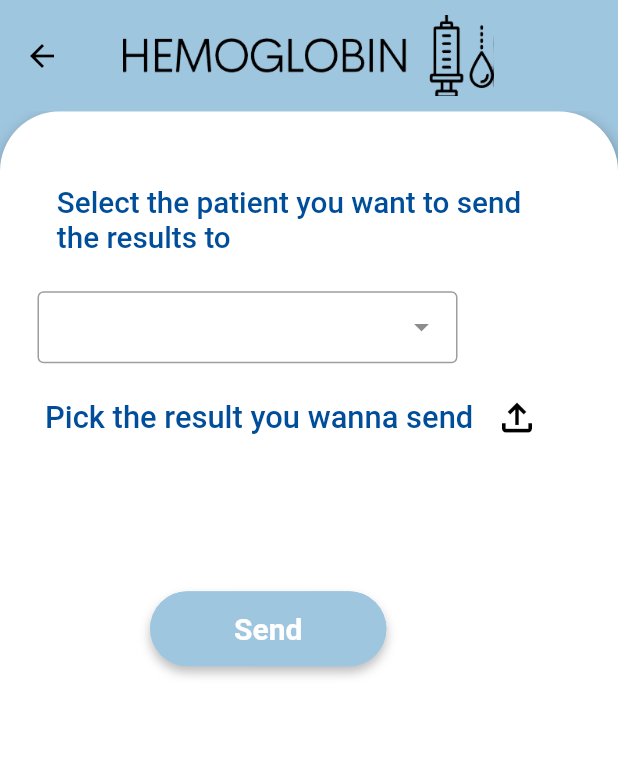
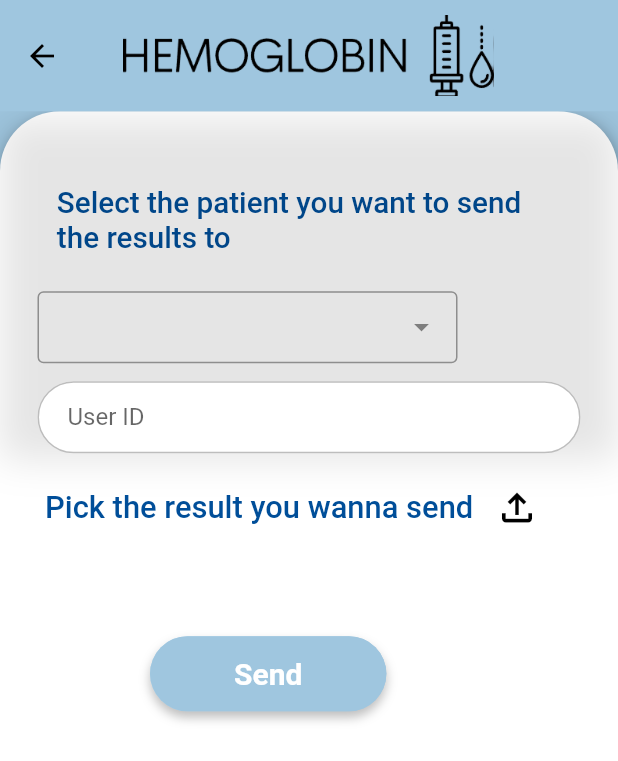
Before and after one commit to aliyaseen2000/grad_project, a Flutter app: the result_page screen opened directly, on a phone screen of 412 x 824 dp. Shown: the top 761 px of the screen. Run offline on Flutter 3.47's test engine with Material 2 defaults, Android fonts, the phone set to English and light mode, and no system bars; drawn by our look-alikes of dropdown_search; our stand-ins replace curved_navigation_bar, file_picker, font_awesome_flutter, google_fonts, hexcolor, image_cropper and 2 more; missing offline and left inert: grad_proj.

Commit message:
Update result.dart

```diff
--- a/lib/pages/admin/result.dart
+++ b/lib/pages/admin/result.dart
@@ -2,10 +2,7 @@ import 'dart:io';
 
 import 'package:dropdown_search/dropdown_search.dart';
 import 'package:flutter/material.dart';
-import 'package:curved_navigation_bar/curved_navigation_bar.dart';
 import 'package:grad_project/pages/admin/admin_home.dart';
-import 'package:intl/intl.dart';
-import 'package:flutter/cupertino.dart';
 import '../../common/theme_helper.dart';
 import 'package:file_picker/file_picker.dart';
 
@@ -20,6 +17,7 @@ class _result_pageState extends State<result_page> {
   var fileName = '';
 
   var path = '';
+  TextEditingController UserID = TextEditingController();
 
   void pick() async {
     try {
@@ -48,8 +46,7 @@ class _result_pageState extends State<result_page> {
     'Ali',
   ];
   String selected_patient = '';
-  TextEditingController searchControler = TextEditingController();
-  double h = 150;
+
   Widget build(BuildContext context) {
     return Scaffold(
       backgroundColor: Color.fromARGB(255, 159, 198, 223),
@@ -130,10 +127,28 @@ class _result_pageState extends State<result_page> {
                   },
                 ),
               ),
+              Container(
+                padding: EdgeInsets.fromLTRB(25, 180, 25, 0),
+                alignment: Alignment.center,
+                child: TextFormField(
+                  controller: UserID,
+                  obscureText: true,
+                  decoration: ThemeHelper()
+                      .textInputDecoration("User ID", "Enter User ID"),
+                  validator: (val) {
+                    if (val!.isEmpty) {
+                      return "Please enter your User ID";
+                    }
+
+                    return null;
+                  },
+                ),
+                decoration: ThemeHelper().inputBoxDecorationShaddow(),
+              ),
               Row(
                 children: [
                   Padding(
-                    padding: EdgeInsets.fromLTRB(30, 180, 0, 0),
+                    padding: EdgeInsets.fromLTRB(30, 240, 0, 0),
                     child: Text(
                       'Pick the result you wanna send ',
                       style: TextStyle(
@@ -144,7 +159,7 @@ class _result_pageState extends State<result_page> {
                     ),
                   ),
                   Padding(
-                    padding: EdgeInsets.fromLTRB(0, 180, 35, 0),
+                    padding: EdgeInsets.fromLTRB(0, 240, 35, 0),
                     child: IconButton(
                       icon: Icon(
                         Icons.file_upload_outlined,
@@ -159,7 +174,7 @@ class _result_pageState extends State<result_page> {
                 ],
               ),
               Padding(
-                padding: EdgeInsets.fromLTRB(115, 230, 0, 0),
+                padding: EdgeInsets.fromLTRB(115, 290, 0, 0),
                 child: Text(
                   fileName,
                   style: TextStyle(
@@ -170,7 +185,7 @@ class _result_pageState extends State<result_page> {
                 ),
               ),
               Padding(
-                padding: EdgeInsets.fromLTRB(100, 320, 0, 0),
+                padding: EdgeInsets.fromLTRB(100, 350, 0, 0),
                 child: Container(
                   decoration: ThemeHelper().buttonBoxDecoration(context),
                   child: ElevatedButton(
```
